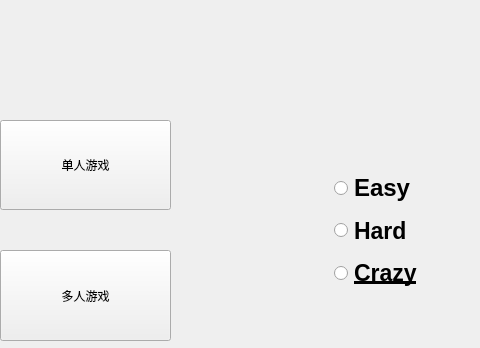
Above: Tetris/Cboard.ui from Aurora-glint/Tetris before the change; both pictures show x 320 to 800 and y 0 to 348 of the 800 by 600 pixel window. Below: the same form after it.
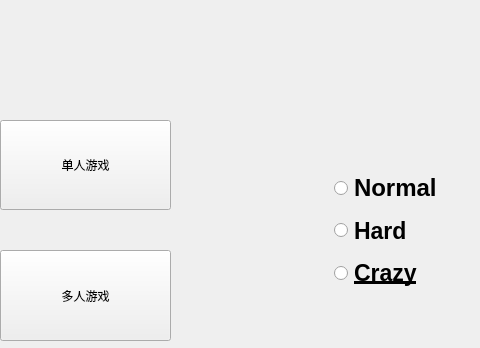
That is the form after the change.

```diff
--- a/Tetris/Cboard.ui
+++ b/Tetris/Cboard.ui
@@ -102,7 +102,7 @@
         <enum>Qt::FocusPolicy::TabFocus</enum>
        </property>
        <property name="text">
-        <string>Easy</string>
+        <string>Normal</string>
        </property>
       </widget>
      </item>
```
